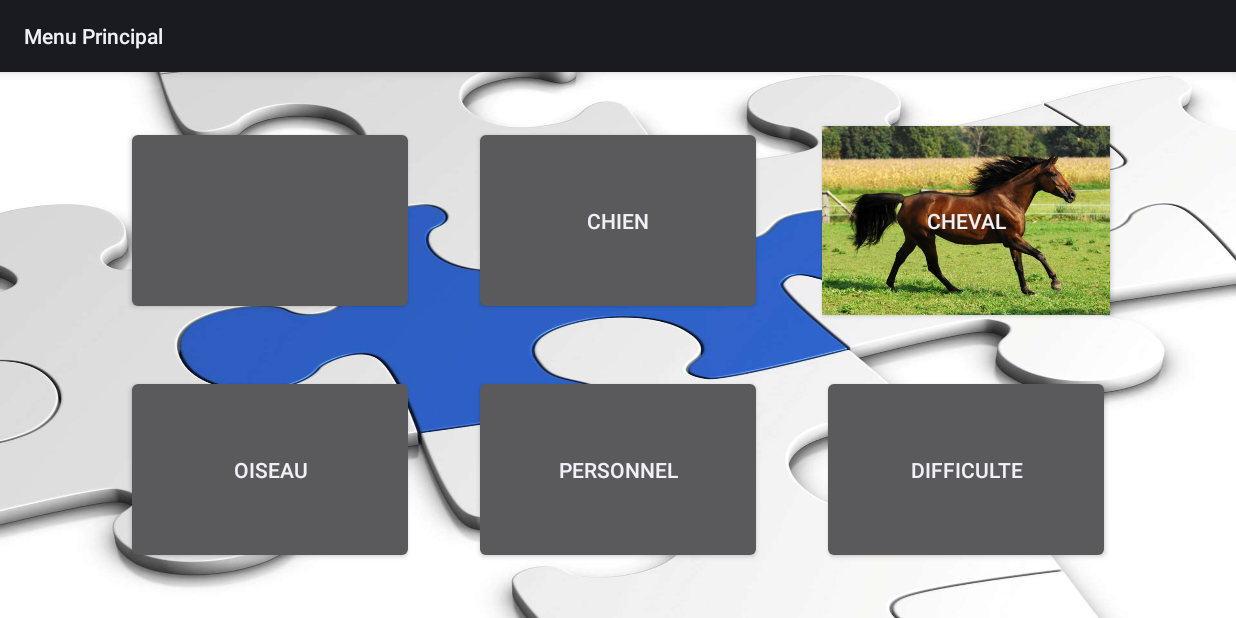
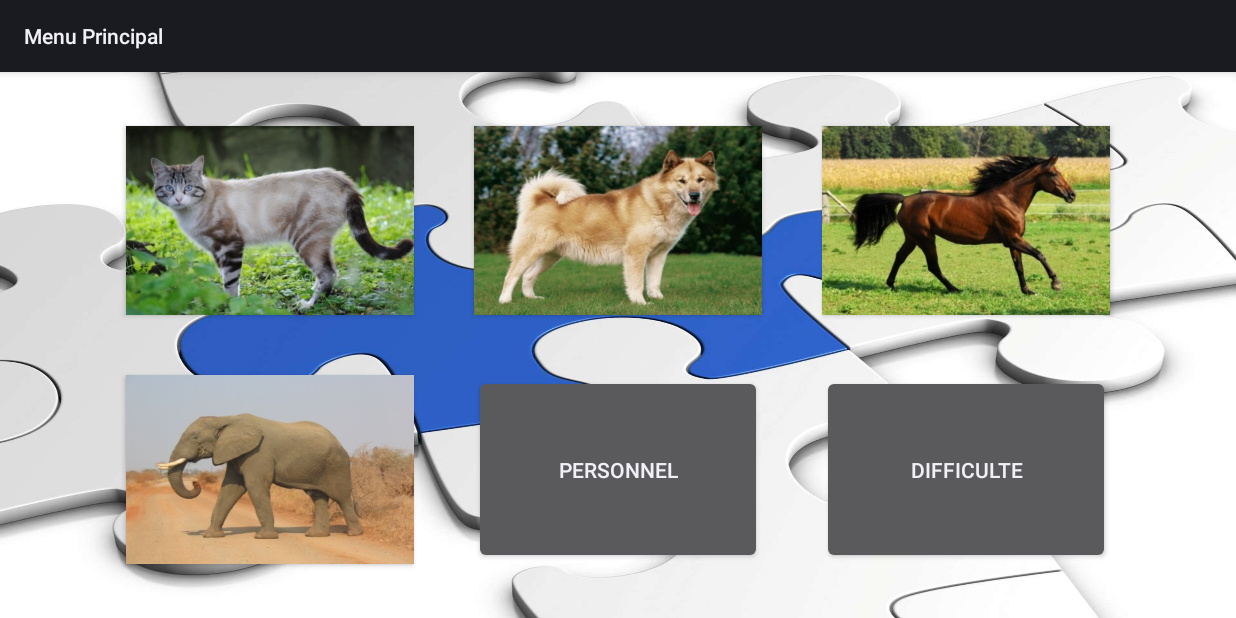
Before and after one commit to vicard/android-stromboni-puzzle, an Android app: the Game_menu screen opened directly, with no data from a screen before it, on a phone screen of 824 x 412 dp (held sideways). Run offline under Robolectric (Android 15) with nearby library versions, the phone set to English and light mode, and no system bars.

Commit message:
Changement des dimensions des images + modifications fonctionnement menu.

```diff
--- a/app/src/main/java/com/bravelittlescientist/android_puzzle_view/JigsawPuzzle.java
+++ b/app/src/main/java/com/bravelittlescientist/android_puzzle_view/JigsawPuzzle.java
@@ -91,8 +91,8 @@ public class JigsawPuzzle {
         else  if (this.chosenFile.toString().compareTo("chien.jpg")==0) {
             decodedPuzzleResource = BitmapFactory.decodeResource(res, R.drawable.chien);
         }
-        else  if (this.chosenFile.toString().compareTo("oiseau.jpg")==0) {
-            decodedPuzzleResource = BitmapFactory.decodeResource(res, R.drawable.happy_kitten);
+        else  if (this.chosenFile.toString().compareTo("elephant.jpg")==0) {
+            decodedPuzzleResource = BitmapFactory.decodeResource(res, R.drawable.elephant);
         }
         else {
             File imgFile = new File(this.chosenFile.toString());
--- a/app/src/main/java/com/bravelittlescientist/android_puzzle_view/PuzzleCompactSurface.java
+++ b/app/src/main/java/com/bravelittlescientist/android_puzzle_view/PuzzleCompactSurface.java
@@ -290,7 +290,7 @@ public class PuzzleCompactSurface extends SurfaceView implements SurfaceHolder.C
                             else  if (puzzle.getChosenFile().toString().compareTo("chien.jpg")==0) {
                                 mediaPlayer = new  MediaPlayer().create(getContext(), R.raw.applaudissements);
                             }
-                            else  if (puzzle.getChosenFile().toString().compareTo("oiseau.jpg")==0) {
+                            else  if (puzzle.getChosenFile().toString().compareTo("elephant.jpg")==0) {
                                 mediaPlayer = new  MediaPlayer().create(getContext(), R.raw.applaudissements);
                             }
                             else {
--- a/app/src/main/res/layout/activity_game_menu.xml
+++ b/app/src/main/res/layout/activity_game_menu.xml
@@ -27,12 +27,13 @@
         android:onClick="launchChat"
         android:layout_weight="0.3"
         android:layout_margin="20dp"
+        android:background="@drawable/chat_miniature"
         />
 
     <Button
         android:layout_width="fill_parent"
         android:layout_height="fill_parent"
-        android:text="Chien"
+        android:background="@drawable/chien_miniature"
         android:id="@+id/button2"
         android:onClick="launchChien"
         android:layout_weight="0.3"
@@ -41,12 +42,11 @@
     <Button
         android:layout_width="fill_parent"
         android:layout_height="fill_parent"
-        android:text="Cheval"
         android:id="@+id/button3"
         android:onClick="launchCheval"
         android:layout_weight="0.3"
         android:layout_margin="20dp"
-        android:background="@drawable/cheval"/>
+        android:background="@drawable/cheval_miniature"/>
     </LinearLayout>
 
     <LinearLayout
@@ -57,7 +57,7 @@
     <Button
         android:layout_width="fill_parent"
         android:layout_height="fill_parent"
-        android:text="Oiseau"
+        android:background="@drawable/elephant_miniature"
         android:id="@+id/button4"
         android:onClick="launchOiseau"
         android:layout_weight="0.3"
```
Also changed, not shown: app/src/main/java/com/bravelittlescientist/android_puzzle_view/Game_menu.java (+101 -6 lines), app/src/main/res/drawable/chat_miniature.jpg (added), app/src/main/res/drawable/cheval_miniature.jpg (added), app/src/main/res/drawable/chien_miniature.jpg (added), app/src/main/res/drawable/elephant.jpg (added), app/src/main/res/drawable/elephant_miniature.jpg (added), app/src/main/res/drawable/happy_kitten.jpg, 1 other file.
